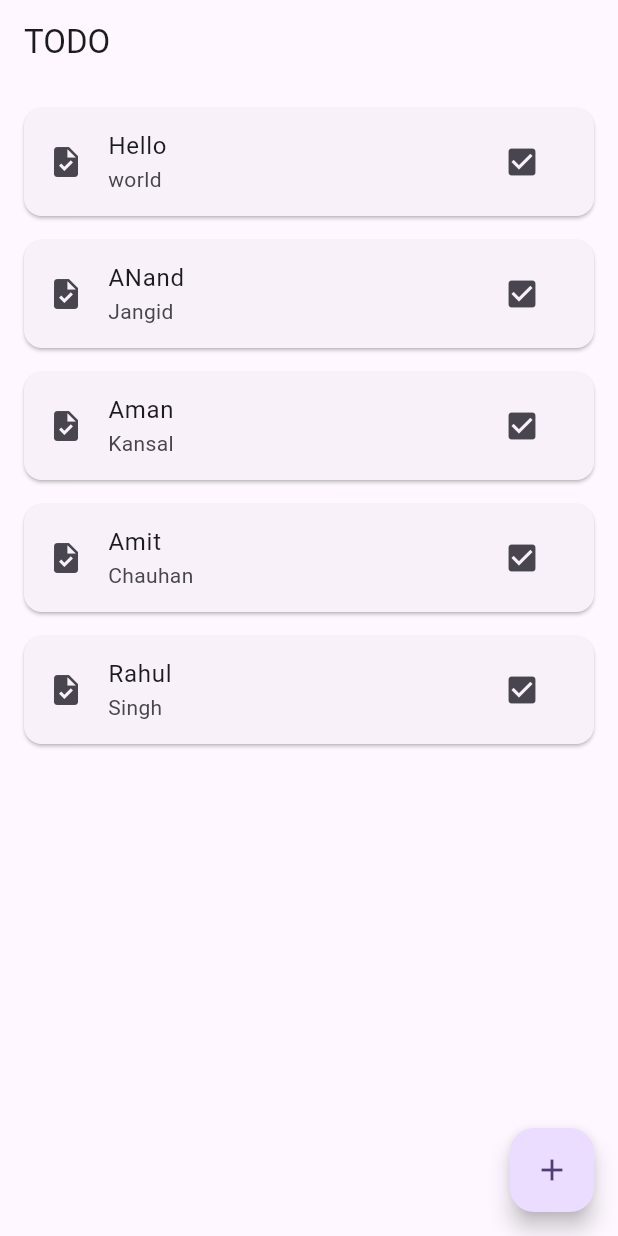
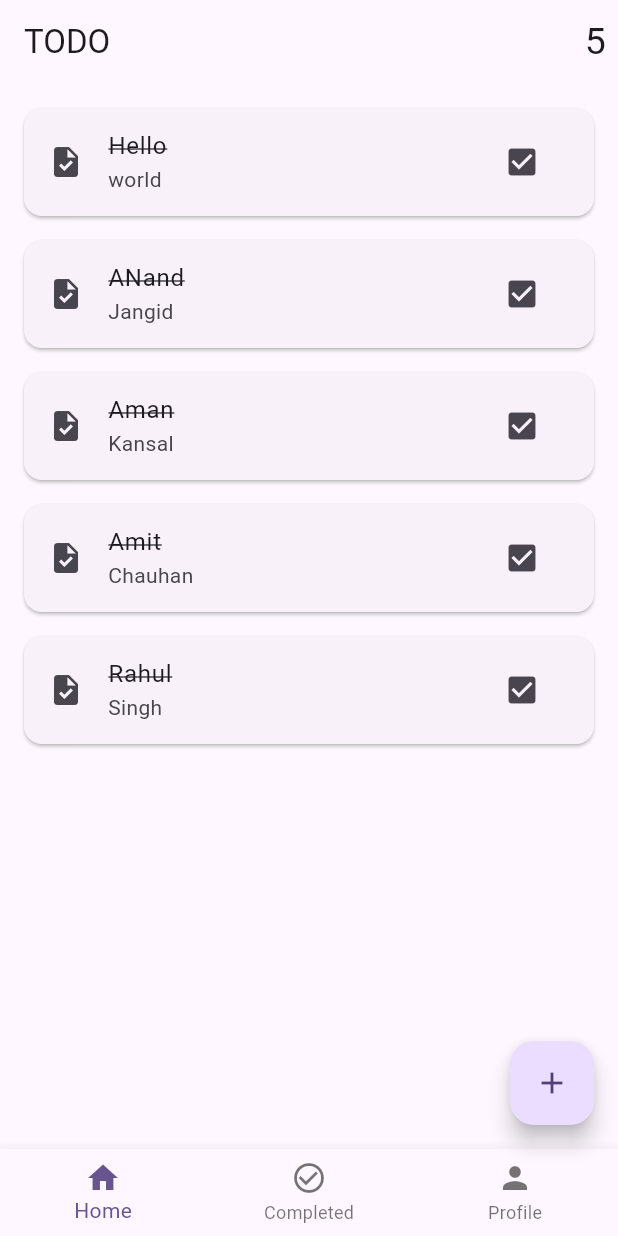
Before and after one commit to Anand-Jangid/todo_flutter_provider, a Flutter app: the screen it shows after launch, on a phone screen of 412 x 824 dp. Run offline on Flutter 3.47's test engine with Material 2 defaults, Android fonts, the phone set to English and light mode, and no system bars.

Commit message:
Added few screens and some beautification

```diff
--- a/lib/Model/todo_provider.dart
+++ b/lib/Model/todo_provider.dart
@@ -2,7 +2,7 @@ import 'package:flutter/material.dart';
 import 'package:todo_flutter_provider/Model/todo.dart';
 
 class TodoProvider extends ChangeNotifier {
-  List<Todo> _todos = [
+  final List<Todo> _todos = [
     Todo(
         title: "Hello",
         description: "world",
@@ -64,4 +64,11 @@ class TodoProvider extends ChangeNotifier {
     }
     return -1;
   }
+
+  //get count of todos
+  int getCount() => _todos.length;
+
+  List<Todo> getCompletedTodoList () {
+    return _todos.where((element) => element.isCompleted).toList();
+  }
 }
--- /dev/null
+++ b/lib/view/screens/all_todo_screen.dart
@@ -0,0 +1,33 @@
+import 'package:flutter/material.dart';
+import 'package:provider/provider.dart';
+
+import '../../Model/todo_provider.dart';
+import '../widgets/todo_tile.dart';
+
+class AllTodoScreen extends StatefulWidget {
+  const AllTodoScreen({super.key});
+
+  @override
+  State<AllTodoScreen> createState() => AllTodoScreenState();
+}
+
+class AllTodoScreenState extends State<AllTodoScreen> {
+  @override
+  Widget build(BuildContext context) {
+    return Consumer<TodoProvider>(builder: (context, todoProvider, child) {
+        return Padding(
+            padding: const EdgeInsets.all(8.0),
+            child: (todoProvider.getCount() == 0)
+                ? const Center(
+                    child: Text(
+                    "No Todos",
+                    style: TextStyle(fontSize: 30),
+                  ))
+                : ListView.builder(
+                    itemCount: todoProvider.getCount(),
+                    itemBuilder: (context, index) {
+                      return TodoTile(todo: todoProvider.todos[index]);
+                    }));
+      });
+  }
+}
--- a/lib/view/screens/home_screen.dart
+++ b/lib/view/screens/home_screen.dart
@@ -1,32 +1,73 @@
 import 'package:flutter/material.dart';
 import 'package:provider/provider.dart';
 import 'package:todo_flutter_provider/Model/todo_provider.dart';
+import 'package:todo_flutter_provider/view/screens/all_todo_screen.dart';
+import 'package:todo_flutter_provider/view/screens/completed_todo_screen.dart';
 import 'package:todo_flutter_provider/view/screens/todo_detail.dart';
 import 'package:todo_flutter_provider/view/widgets/todo_tile.dart';
 
-class HomeScreen extends StatelessWidget {
+class HomeScreen extends StatefulWidget {
   const HomeScreen({super.key});
+
+  @override
+  State<HomeScreen> createState() => _HomeScreenState();
+}
+
+class _HomeScreenState extends State<HomeScreen> {
+  int _selectedIndex = 0;
+
+  final List<Widget> _widgetOptions = <Widget>[
+    AllTodoScreen(),
+    CompletedTodoScreen(),
+    Text('Profile Page'),
+  ];
+
+  void _onItemTapped(int index) {
+    setState(() {
+      _selectedIndex = index;
+    });
+  }
 
   @override
   Widget build(BuildContext context) {
     return Scaffold(
       appBar: AppBar(
         title: const Text("TODO"),
-        ),
-        body: Consumer<TodoProvider>(
-          builder: (context, todoProvider, child) {
+        actions: [
+          Consumer<TodoProvider>(builder: (context, todoProvider, child) {
             return Padding(
               padding: const EdgeInsets.all(8.0),
-              child: ListView.builder(
-                itemCount: todoProvider.todos.length,
-                itemBuilder: (context, index) {
-                  return TodoTile(todo: todoProvider.todos[index]);
-                }));
+              child: Text(
+                todoProvider.getCount().toString(),
+                style: const TextStyle(fontSize: 25),
+              ),
+            );
           }),
+        ],
+      ),
+      body: _widgetOptions[_selectedIndex],
+      bottomNavigationBar: BottomNavigationBar(
+        items: const <BottomNavigationBarItem>[
+          BottomNavigationBarItem(
+            icon: Icon(Icons.home),
+            label: 'Home',
+          ),
+          BottomNavigationBarItem(
+            icon: Icon(Icons.check_circle_outline),
+            label: 'Completed',
+          ),
+          BottomNavigationBarItem(
+            icon: Icon(Icons.person),
+            label: 'Profile',
+          ),
+        ],
+        currentIndex: _selectedIndex,
+        onTap: _onItemTapped,
+      ),
       floatingActionButton: FloatingActionButton(
         onPressed: () {
-              Navigator.of(context).push(
-                  MaterialPageRoute(builder: (context) => const TodoDetailScreen()));
+          Navigator.of(context).push(MaterialPageRoute(
+              builder: (context) => const TodoDetailScreen()));
         },
         child: const Icon(Icons.add),
       ),
--- a/lib/view/widgets/todo_tile.dart
+++ b/lib/view/widgets/todo_tile.dart
@@ -32,7 +32,7 @@ class TodoTile extends StatelessWidget {
         child: Card(
           child: ListTile(
             leading: const Icon(Icons.task),
-            title: Text(todo.title),
+            title: Text(todo.title, style: TextStyle(decoration: todo.isCompleted ? TextDecoration.lineThrough : null),),
             subtitle: Text(todo.description),
             onTap: () {
               Navigator.of(context).push(MaterialPageRoute(
```
Also changed, not shown: lib/view/screens/completed_todo_screen.dart (added, +32 -0 lines). Lines whose indentation alone changed are shown as unchanged.
